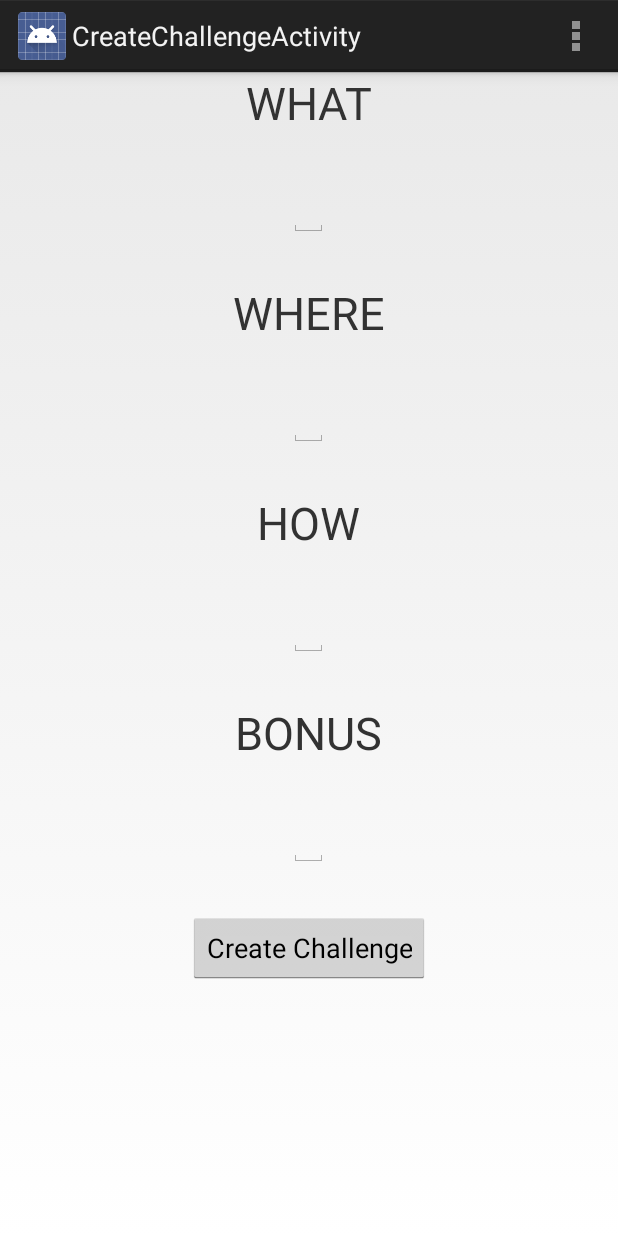
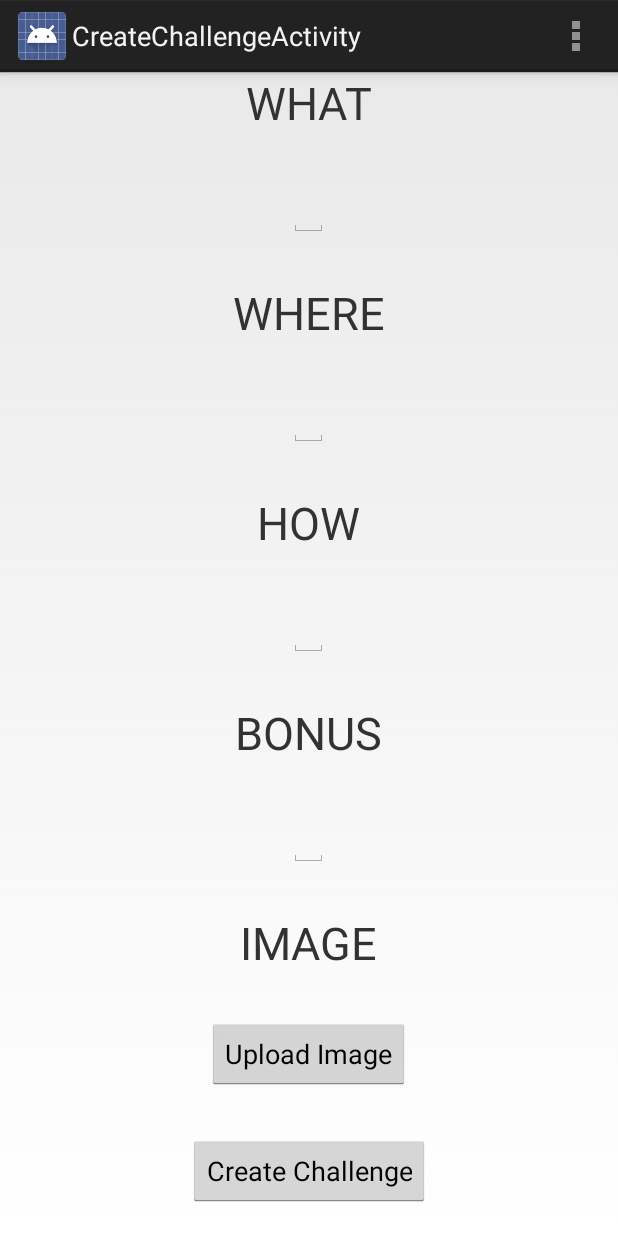
Before and after one commit to FyXi/urbeo, an Android app: the CreateChallengeActivity screen opened directly, with no data from a screen before it, on a phone screen of 412 x 824 dp. Run offline under Robolectric (Android 15) with nearby library versions, the phone set to English and light mode, and no system bars.

Commit message:
Upload Image opens gallery

```diff
--- a/app/src/main/res/layout/fragment_create_challenge.xml
+++ b/app/src/main/res/layout/fragment_create_challenge.xml
@@ -80,12 +80,32 @@
             android:layout_centerHorizontal="true"
             android:layout_marginTop="30dp" />
 
+        <TextView
+            android:layout_width="wrap_content"
+            android:layout_height="wrap_content"
+            android:text="IMAGE"
+            android:id="@+id/createImage"
+            android:layout_below="@+id/createBonusEdit"
+            android:layout_centerHorizontal="true"
+            android:layout_marginTop="30dp"
+            android:textSize="30dp" />
+
+        <Button
+            android:layout_width="wrap_content"
+            android:layout_height="wrap_content"
+            android:text="Upload Image"
+            android:id="@+id/createUploadImage"
+            android:layout_below="@+id/createImage"
+            android:layout_centerHorizontal="true"
+            android:layout_marginTop="30dp"
+            android:onClick="createChallenge" />
+
         <Button
             android:layout_width="wrap_content"
             android:layout_height="wrap_content"
             android:text="Create Challenge"
             android:id="@+id/createChallenge"
-            android:layout_below="@+id/createBonusEdit"
+            android:layout_below="@+id/createUploadImage"
             android:layout_centerHorizontal="true"
             android:layout_marginTop="30dp"
             android:onClick="createChallenge" />
```
Also changed, not shown: app/src/main/java/com/fyxi/urbeo/CreateChallengeActivity.java (+84 -2 lines).
